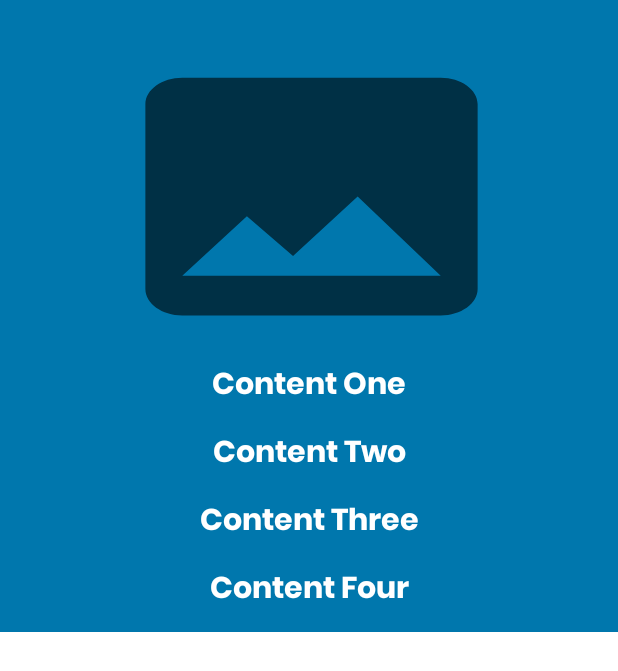
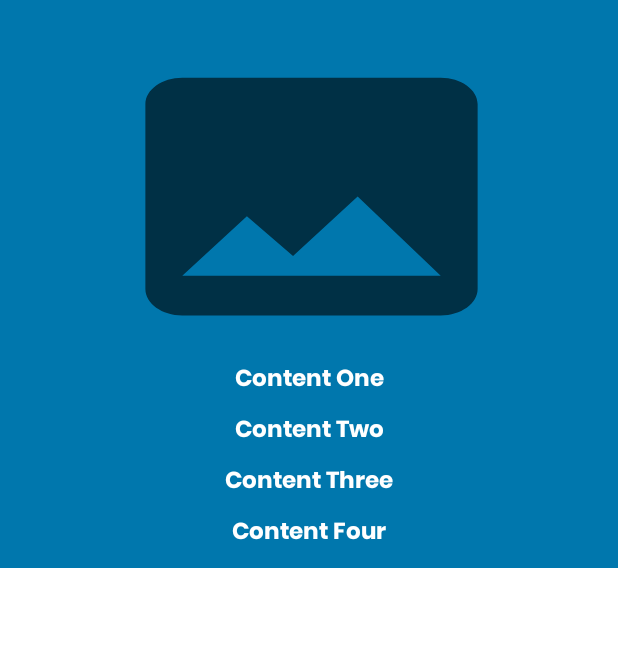
Before and after one commit to Sir-Tobias/T-Edits-App-Tobias, an Android app: the layout single_view.xml on its own in the app's theme, with its tools: preview values and no code run, on a phone screen of 412 x 824 dp. Shown: the top 671 px of the screen. Run offline under Robolectric (Android 15) with nearby library versions, the phone set to English and light mode, and no system bars; Roboto replaces fonts that are not available here.

```diff
--- a/app/src/main/res/layout/single_view.xml
+++ b/app/src/main/res/layout/single_view.xml
@@ -26,41 +26,43 @@
         android:gravity="center"
         android:text="Content One"
         android:textColor="@color/white"
-        android:textSize="20dp" />
+        android:textSize="15dp" />
+
     <TextView
         android:id="@+id/contentTwo"
         android:layout_width="match_parent"
         android:layout_height="wrap_content"
-        android:layout_marginTop="10dp"
         android:layout_below="@id/contentOne"
+        android:layout_marginTop="7dp"
         android:fontFamily="@font/poppinsbold"
         android:gravity="center"
         android:text="Content Two"
         android:textColor="@color/white"
-        android:textSize="20dp" />
+        android:textSize="15dp" />
+
     <TextView
         android:id="@+id/contentThree"
         android:layout_width="match_parent"
         android:layout_height="wrap_content"
-        android:layout_marginTop="10dp"
         android:layout_below="@id/contentTwo"
+        android:layout_marginTop="7dp"
         android:fontFamily="@font/poppinsbold"
         android:gravity="center"
         android:text="Content Three"
         android:textColor="@color/white"
-        android:textSize="20dp" />
+        android:textSize="15dp" />
     <TextView
         android:id="@+id/contentFour"
         android:layout_width="match_parent"
         android:layout_height="wrap_content"
-        android:layout_marginTop="10dp"
+        android:layout_marginTop="7dp"
         android:layout_marginBottom="10dp"
         android:layout_below="@id/contentThree"
         android:fontFamily="@font/poppinsbold"
         android:gravity="center"
         android:text="Content Four"
         android:textColor="@color/white"
-        android:textSize="20dp" />
+        android:textSize="15dp" />
 
 
 </RelativeLayout>
```
Also changed, not shown: app/src/main/java/com/example/t_edits_app_tobias/teditsCatalogue.java (+12 -10 lines), app/src/main/java/com/example/t_edits_app_tobias/teditsContent.java (+4 -4 lines).
